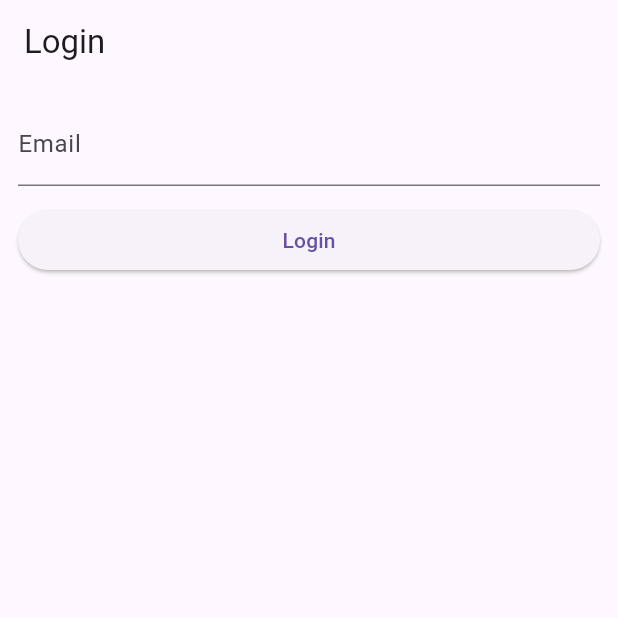
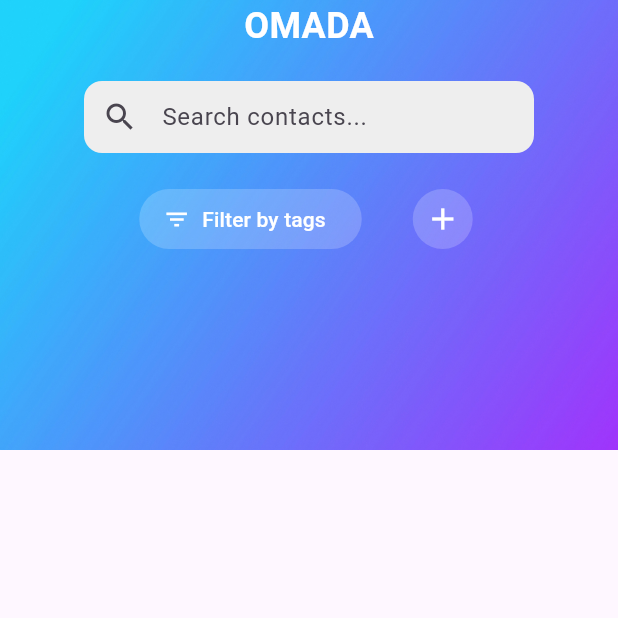
Before and after one commit to Piradon-Phuangthong/SISGroup21, a Flutter app: the screen it shows after launch, on a phone screen of 412 x 824 dp, the top half of it. Run offline on Flutter 3.47's test engine with Material 3 defaults, Android fonts, the phone set to English and light mode, and no system bars; our stand-ins replace image_picker, supabase_flutter; accounts and stored records are empty.

Commit message:
created rough header UI

```diff
--- a/lib/main.dart
+++ b/lib/main.dart
@@ -1,27 +1,29 @@
 import 'package:flutter/material.dart';
+import 'package:omada/screens/dashboard_screen.dart';
 
 // UNCOMMENT FOR NEW USER MANAGEMENT APP
 import 'user_management_test.dart';
 import 'supabase/supabase_instance.dart';
 
-Future<void> main() async {
-  WidgetsFlutterBinding.ensureInitialized();
-  await initSupabase();
-  runApp(const UserManagementTest());
+// Future<void> main() async {
+//   WidgetsFlutterBinding.ensureInitialized();
+//   await initSupabase();
+//   runApp(const UserManagementTest());
+// }
+
+// UNCOMMENT FOR OLD CONTACT APP POC
+import 'package:omada/screens/contacts_screen.dart';
+
+void main() {
+  runApp(const ContactsApp());
 }
 
-// // UNCOMMENT FOR OLD CONTACT APP POC
-// import 'package:omada/screens/contacts_screen.dart';
+class ContactsApp extends StatelessWidget {
+  const ContactsApp({super.key});
 
-// void main() {
-//   runApp(const ContactsApp());
-// }
-
-// class ContactsApp extends StatelessWidget {
-//   const ContactsApp({super.key});
-
-//   @override
-//   Widget build(BuildContext context) {
-//     return MaterialApp(title: 'Contacts App', home: const ContactsScreen());
-//   }
-// }
+  @override
+  Widget build(BuildContext context) {
+    // return MaterialApp(title: 'Contacts App', home: const ContactsScreen());
+    return MaterialApp(title: 'Contacts App', home: const DashboardScreen());
+  }
+}
--- /dev/null
+++ b/lib/screens/dashboard_banner.dart
@@ -0,0 +1,87 @@
+import 'package:flutter/foundation.dart';
+import 'package:flutter/material.dart';
+
+class DashboardBanner extends StatefulWidget {
+  const DashboardBanner({super.key});
+
+  @override
+  State<DashboardBanner> createState() => _DashboardBannerState();
+}
+
+class _DashboardBannerState extends State<DashboardBanner> {
+  @override
+  Widget build(BuildContext context) {
+    return Container(
+      width: double.infinity,
+      height: 300,
+      decoration: BoxDecoration(
+        image: DecorationImage(
+          image: AssetImage("assets/jpg/banner.jpg"),
+          fit: BoxFit.cover, // cover, contain, fill, etc.
+        ),
+      ),
+      child: SafeArea(
+        child: Center(
+          child: Column(
+            spacing: 20,
+            children: [
+              Text(
+                "OMADA",
+                style: TextStyle(
+                  fontSize: 24,
+                  fontWeight: FontWeight.bold,
+                  color: Colors.white,
+                ),
+              ),
+
+              Container(
+                width: 300,
+                padding: const EdgeInsets.symmetric(horizontal: 12),
+                decoration: BoxDecoration(
+                  color: Colors.grey[200],
+                  borderRadius: BorderRadius.circular(12),
+                ),
+                child: const TextField(
+                  decoration: InputDecoration(
+                    icon: Icon(Icons.search),
+                    hintText: "Search contacts...",
+                    border: InputBorder.none,
+                  ),
+                ),
+              ),
+
+              Row(
+                mainAxisAlignment: MainAxisAlignment.center,
+                spacing: 30,
+                children: [
+                  ElevatedButton.icon(
+                    onPressed: () {},
+                    style: ElevatedButton.styleFrom(
+                      backgroundColor: Color.fromARGB(50, 255, 255, 255),
+                      elevation: 0,
+                      shadowColor: Colors.transparent,
+                    ),
+
+                    icon: Icon(Icons.filter_list, color: Colors.white),
+                    label: Text(
+                      "Filter by tags",
+                      style: TextStyle(color: Colors.white),
+                    ),
+                  ),
+
+                  IconButton(
+                    onPressed: () {},
+                    icon: Icon(Icons.add, color: Colors.white),
+                    style: IconButton.styleFrom(
+                      backgroundColor: Color.fromARGB(50, 255, 255, 255),
+                    ),
+                  ),
+                ],
+              ),
+            ],
+          ),
+        ),
+      ),
+    );
+  }
+}
--- /dev/null
+++ b/lib/screens/dashboard_screen.dart
@@ -0,0 +1,16 @@
+import 'package:flutter/material.dart';
+import 'package:omada/screens/dashboard_banner.dart';
+
+class DashboardScreen extends StatefulWidget {
+  const DashboardScreen({super.key});
+
+  @override
+  State<DashboardScreen> createState() => _DashboardScreenState();
+}
+
+class _DashboardScreenState extends State<DashboardScreen> {
+  @override
+  Widget build(BuildContext context) {
+    return Scaffold(body: DashboardBanner());
+  }
+}
--- a/pubspec.yaml
+++ b/pubspec.yaml
@@ -64,6 +64,9 @@
   # assets:
   #   - images/a_dot_burr.jpeg
   #   - images/a_dot_ham.jpeg
+  assets:
+    - assets/jpg/
+
 
   # An image asset can refer to one or more resolution-specific "variants", see
   # https://flutter.dev/to/resolution-aware-images
```
Also changed, not shown: assets/jpg/banner.jpg (added).
